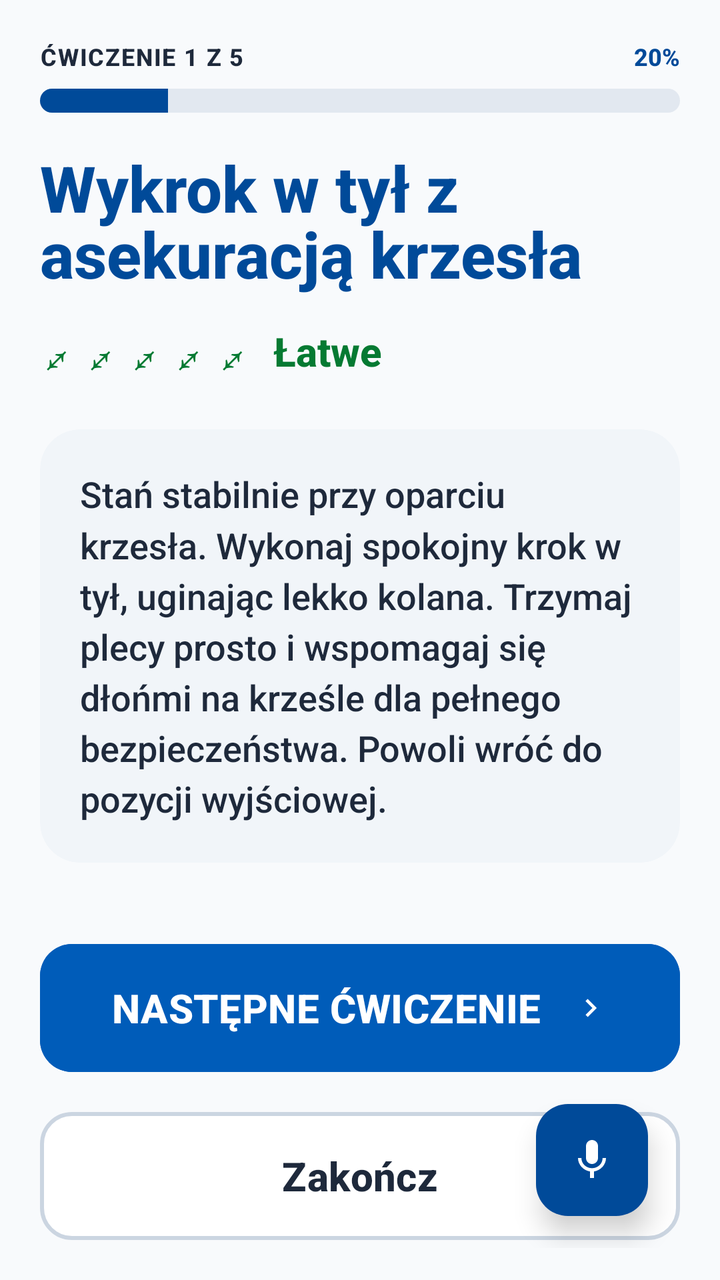
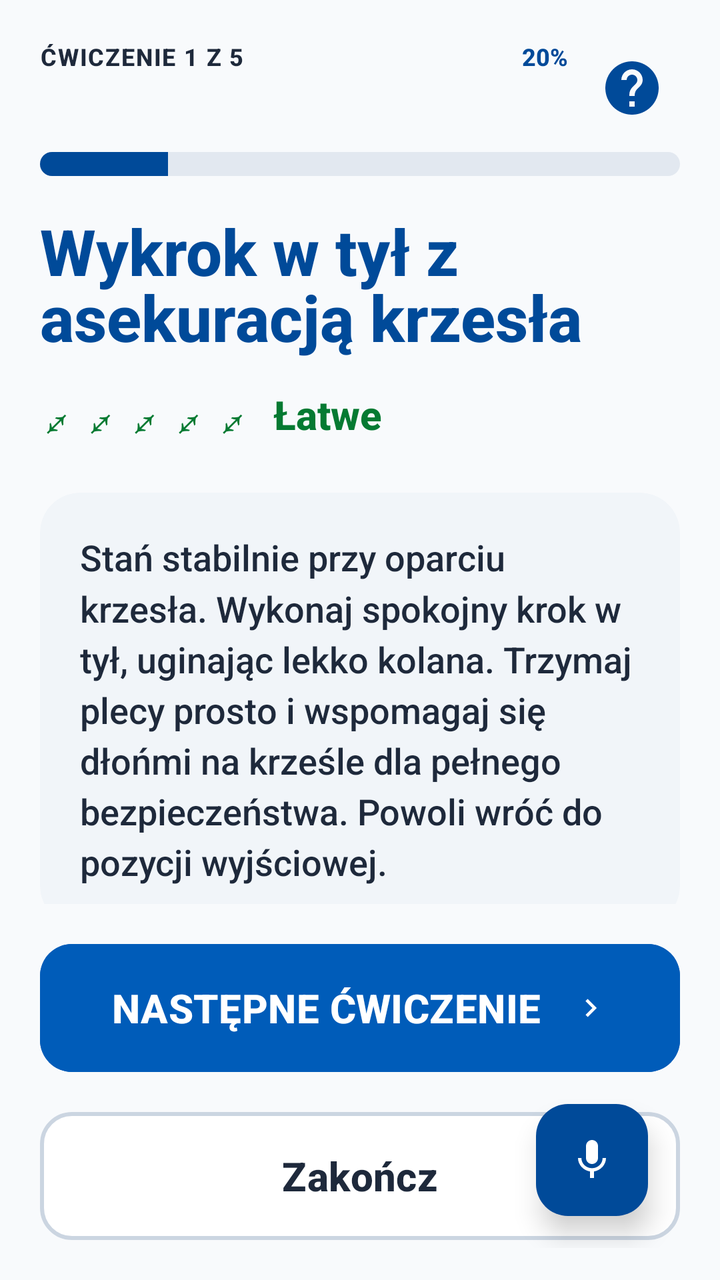

Compare the two renders of this Android layout. The source of the first and the diff that turns it into the second are given below.
<!-- AndroidManifest.xml: application theme Theme.Fitnessapp -->
<!-- res/layout/activity_single_exercise.xml -->
<?xml version="1.0" encoding="utf-8"?>
<androidx.constraintlayout.widget.ConstraintLayout xmlns:android="http://schemas.android.com/apk/res/android"
    xmlns:app="http://schemas.android.com/apk/res-auto"
    android:layout_width="match_parent"
    android:layout_height="match_parent"
    android:background="#F8FAFC"
    android:paddingHorizontal="20dp"
    android:paddingTop="20dp"
    android:paddingBottom="16dp">

    
    <LinearLayout
        android:id="@+id/header_progress"
        android:layout_width="match_parent"
        android:layout_height="wrap_content"
        android:orientation="vertical"
        app:layout_constraintTop_toTopOf="parent">

        <RelativeLayout
            android:layout_width="match_parent"
            android:layout_height="wrap_content">

            <TextView
                android:id="@+id/tv_progress"
                android:layout_width="wrap_content"
                android:layout_height="wrap_content"
                android:text="ĆWICZENIE 1 Z 5"
                android:textColor="#1E293B"
                android:textSize="12sp"
                android:textStyle="bold"
                android:letterSpacing="0.05" />

            <TextView
                android:id="@+id/tv_percentage"
                android:layout_width="wrap_content"
                android:layout_height="wrap_content"
                android:layout_alignParentEnd="true"
                android:text="20%"
                android:textColor="#004A99"
                android:textSize="12sp"
                android:textStyle="bold" />
        </RelativeLayout>

        <ProgressBar
            android:id="@+id/progress_exercise"
            style="?android:attr/progressBarStyleHorizontal"
            android:layout_width="match_parent"
            android:layout_height="12dp"
            android:layout_marginTop="8dp"
            android:max="100"
            android:progress="20"
            android:progressDrawable="@drawable/progress_bar_custom" />
    </LinearLayout>

    <ScrollView
        android:layout_width="match_parent"
        android:layout_height="0dp"
        android:layout_marginTop="16dp"
        android:layout_marginBottom="16dp"
        android:fillViewport="true"
        android:scrollbars="none"
        app:layout_constraintBottom_toTopOf="@id/btn_next"
        app:layout_constraintTop_toBottomOf="@id/header_progress">

        <LinearLayout
            android:layout_width="match_parent"
            android:layout_height="wrap_content"
            android:orientation="vertical">

            <TextView
                android:id="@+id/tv_exercise_name"
                android:layout_width="match_parent"
                android:layout_height="wrap_content"
                android:text="Wykrok w tył z asekuracją krzesła"
                android:textColor="#004A99"
                android:textSize="32sp"
                android:textStyle="bold"
                android:lineSpacingMultiplier="0.9" />

            <LinearLayout
                android:layout_width="match_parent"
                android:layout_height="wrap_content"
                android:layout_marginTop="12dp"
                android:gravity="center_vertical"
                android:orientation="horizontal">

                <TextView
                    android:id="@+id/tv_difficulty_icons"
                    android:layout_width="wrap_content"
                    android:layout_height="wrap_content"
                    android:text="⤢ ⤢ ⤢ ⤢ ⤢"
                    android:textColor="#057A32"
                    android:textSize="22sp" />

                <TextView
                    android:id="@+id/tv_difficulty_text"
                    android:layout_width="wrap_content"
                    android:layout_height="wrap_content"
                    android:layout_marginStart="12dp"
                    android:text="Łatwe"
                    android:textColor="#057A32"
                    android:textSize="20sp"
                    android:textStyle="bold" />
            </LinearLayout>

            <androidx.cardview.widget.CardView
                android:layout_width="match_parent"
                android:layout_height="wrap_content"
                android:layout_marginTop="24dp"
                app:cardBackgroundColor="#F1F5F9"
                app:cardCornerRadius="20dp"
                app:cardElevation="0dp">

                <TextView
                    android:id="@+id/tv_description"
                    android:layout_width="match_parent"
                    android:layout_height="wrap_content"
                    android:padding="20dp"
                    android:text="Stań stabilnie przy oparciu krzesła. Wykonaj spokojny krok w tył, uginając lekko kolana. Trzymaj plecy prosto i wspomagaj się dłońmi na krześle dla pełnego bezpieczeństwa. Powoli wróć do pozycji wyjściowej."
                    android:textColor="#1E293B"
                    android:textSize="18sp"
                    android:lineSpacingMultiplier="1.2" />
            </androidx.cardview.widget.CardView>

            
            <androidx.cardview.widget.CardView
                android:id="@+id/video_mockup_container"
                android:layout_width="match_parent"
                android:layout_height="400dp"
                android:layout_marginTop="24dp"
                app:cardCornerRadius="24dp"
                app:cardElevation="4dp"
                app:cardBackgroundColor="#000000">

                <RelativeLayout
                    android:layout_width="match_parent"
                    android:layout_height="match_parent">

                    
                    <ImageView
                        android:layout_width="match_parent"
                        android:layout_height="match_parent"
                        android:scaleType="centerCrop"
                        android:src="@drawable/bg_card_onboarding"
                        android:alpha="0.6"/>

                    <ImageView
                        android:layout_width="80dp"
                        android:layout_height="80dp"
                        android:layout_centerInParent="true"
                        android:src="@android:drawable/ic_media_play"
                        android:contentDescription="Odtwórz"
                        app:tint="#FFFFFF" />

                    <TextView
                        android:layout_width="wrap_content"
                        android:layout_height="wrap_content"
                        android:layout_alignParentBottom="true"
                        android:layout_alignParentStart="true"
                        android:layout_margin="20dp"
                        android:text="Odtwórz instruktaż wideo"
                        android:textColor="#FFFFFF"
                        android:textSize="16sp"
                        android:textStyle="bold"
                        android:background="@drawable/bg_indicator_inactive"
                        android:paddingHorizontal="12dp"
                        android:paddingVertical="4dp"
                        android:alpha="0.8"/>

                    <TextView
                        android:layout_width="wrap_content"
                        android:layout_height="wrap_content"
                        android:layout_alignParentBottom="true"
                        android:layout_alignParentEnd="true"
                        android:layout_margin="20dp"
                        android:text="0:45"
                        android:textColor="#FFFFFF"
                        android:textSize="16sp"
                        android:textStyle="bold" />
                </RelativeLayout>
            </androidx.cardview.widget.CardView>

            <TextView
                android:id="@+id/tv_contraindications_label"
                android:layout_width="wrap_content"
                android:layout_height="wrap_content"
                android:layout_marginTop="24dp"
                android:text="PRZECIWWSKAZANIA"
                android:textColor="#EF4444"
                android:textSize="14sp"
                android:textStyle="bold"
                android:visibility="gone" />

            <TextView
                android:id="@+id/tv_contraindications"
                android:layout_width="match_parent"
                android:layout_height="wrap_content"
                android:layout_marginTop="8dp"
                android:layout_marginBottom="16dp"
                android:textColor="#EF4444"
                android:textSize="16sp"
                android:visibility="gone" />

        </LinearLayout>
    </ScrollView>

    <Button
        android:id="@+id/btn_next"
        android:layout_width="match_parent"
        android:layout_height="72dp"
        android:layout_marginBottom="12dp"
        android:backgroundTint="#005CB9"
        android:text="NASTĘPNE ĆWICZENIE"
        android:textAllCaps="true"
        android:textColor="@color/white"
        android:textSize="20sp"
        android:textStyle="bold"
        app:icon="@drawable/ic_chevron_right"
        app:iconGravity="textEnd"
        app:iconPadding="16dp"
        app:iconTint="@color/white"
        app:cornerRadius="16dp"
        app:layout_constraintBottom_toTopOf="@id/btn_finish" />

    <Button
        android:id="@+id/btn_finish"
        android:layout_width="match_parent"
        android:layout_height="72dp"
        android:backgroundTint="#FFFFFF"
        android:text="Zakończ"
        android:textAllCaps="false"
        android:textColor="#1E293B"
        android:textSize="20sp"
        android:textStyle="bold"
        app:strokeColor="#CBD5E1"
        app:strokeWidth="2dp"
        app:cornerRadius="16dp"
        app:layout_constraintBottom_toBottomOf="parent" />

    <com.google.android.material.floatingactionbutton.FloatingActionButton
        android:id="@+id/fab_mic"
        android:layout_width="wrap_content"
        android:layout_height="wrap_content"
        android:layout_margin="16dp"
        android:layout_marginBottom="220dp"
        android:contentDescription="Nagrywanie głosu"
        android:src="@drawable/ic_mic"
        app:backgroundTint="#004A99"
        app:tint="#FFFFFF"
        app:fabSize="normal"
        app:elevation="8dp"
        app:layout_constraintBottom_toBottomOf="parent"
        app:layout_constraintEnd_toEndOf="parent" />

</androidx.constraintlayout.widget.ConstraintLayout>
<!-- resources referenced by this layout -->
<resources>
  <color name="white">#FFFFFFFF</color>
  <!-- drawable bg_card_onboarding (drawable) -->
  <?xml version="1.0" encoding="utf-8"?>
  <shape xmlns:android="http://schemas.android.com/apk/res/android">
      <solid android:color="@color/white" />
      <corners android:radius="16dp" />
  </shape>
  <!-- drawable bg_indicator_inactive (drawable) -->
  <?xml version="1.0" encoding="utf-8"?>
  <shape xmlns:android="http://schemas.android.com/apk/res/android"
      android:shape="rectangle">
      <solid android:color="#E5E7EB" />
      <corners android:radius="4dp" />
  </shape>
  <!-- drawable ic_chevron_right (drawable) -->
  <?xml version="1.0" encoding="utf-8"?>
  <vector xmlns:android="http://schemas.android.com/apk/res/android"
      android:width="24dp"
      android:height="24dp"
      android:viewportWidth="24"
      android:viewportHeight="24">
      <path
          android:fillColor="@color/white"
          android:pathData="M8.59,16.59L13.17,12L8.59,7.41L10,6l6,6l-6,6L8.59,16.59z" />
  </vector>
  <!-- drawable ic_mic (drawable) -->
  <vector xmlns:android="http://schemas.android.com/apk/res/android"
      android:width="24dp"
      android:height="24dp"
      android:viewportWidth="24"
      android:viewportHeight="24">
      <path
          android:fillColor="#1A5DFF"
          android:pathData="M12,14c1.66,0 3,-1.34 3,-3V5c0,-1.66 -1.34,-3 -3,-3S9,3.34 9,5v6C9,12.66 10.34,14 12,14zM17.3,11c0,3 -2.54,5.1 -5.3,5.1S6.7,14 6.7,11H5c0,3.41 2.72,6.23 6,6.72V21h2v-3.28c3.28,-0.49 6,-3.31 6,-6.72H17.3z"/>
  </vector>
  <!-- drawable progress_bar_custom (drawable) -->
  <?xml version="1.0" encoding="utf-8"?>
  <layer-list xmlns:android="http://schemas.android.com/apk/res/android">
      <item android:id="@android:id/background">
          <shape>
              <corners android:radius="8dp" />
              <solid android:color="#E2E8F0" />
          </shape>
      </item>
      <item android:id="@android:id/progress">
          <clip>
              <shape>
                  <corners android:radius="8dp" />
                  <solid android:color="#004A99" />
              </shape>
          </clip>
      </item>
  </layer-list>
  <style name="Theme.Fitnessapp" parent="Base.Theme.Fitnessapp" />
  <style name="Base.Theme.Fitnessapp" parent="Theme.Material3.Light.NoActionBar">
          
          <item name="android:fontFamily">sans-serif-medium</item>
          <item name="android:textAllCaps">false</item>
          <item name="android:textColor">#0F172A</item>
          <item name="android:windowBackground">#F8FAFC</item>
      </style>
</resources>

<!-- the commit's change to res/layout/activity_single_exercise.xml (unified diff, before → after) -->
@@ -16,30 +16,42 @@
         android:orientation="vertical"
         app:layout_constraintTop_toTopOf="parent">
 
-        <RelativeLayout
-            android:layout_width="match_parent"
-            android:layout_height="wrap_content">
-
-            <TextView
-                android:id="@+id/tv_progress"
-                android:layout_width="wrap_content"
-                android:layout_height="wrap_content"
-                android:text="ĆWICZENIE 1 Z 5"
-                android:textColor="#1E293B"
-                android:textSize="12sp"
-                android:textStyle="bold"
-                android:letterSpacing="0.05" />
-
-            <TextView
-                android:id="@+id/tv_percentage"
-                android:layout_width="wrap_content"
-                android:layout_height="wrap_content"
-                android:layout_alignParentEnd="true"
-                android:text="20%"
-                android:textColor="#004A99"
-                android:textSize="12sp"
-                android:textStyle="bold" />
-        </RelativeLayout>
+<RelativeLayout
+        android:layout_width="match_parent"
+        android:layout_height="wrap_content">
+
+        <TextView
+            android:id="@+id/tv_progress"
+            android:layout_width="wrap_content"
+            android:layout_height="wrap_content"
+            android:text="ĆWICZENIE 1 Z 5"
+            android:textColor="#1E293B"
+            android:textSize="12sp"
+            android:textStyle="bold"
+            android:letterSpacing="0.05" />
+
+        <ImageButton
+            android:id="@+id/btn_help"
+            android:layout_width="48dp"
+            android:layout_height="48dp"
+            android:layout_alignParentEnd="true"
+            android:background="?android:attr/selectableItemBackgroundBorderless"
+            android:src="@drawable/ic_help"
+            android:scaleType="fitCenter"
+            android:padding="8dp"
+            android:contentDescription="Pomoc głosowa" />
+
+        <TextView
+            android:id="@+id/tv_percentage"
+            android:layout_width="wrap_content"
+            android:layout_height="wrap_content"
+            android:layout_toStartOf="@id/btn_help"
+            android:layout_marginEnd="8dp"
+            android:text="20%"
+            android:textColor="#004A99"
+            android:textSize="12sp"
+            android:textStyle="bold" />
+    </RelativeLayout>
 
         <ProgressBar
             android:id="@+id/progress_exercise"
<!-- resource entries referenced after the edit -->
@@ -24,6 +24,16 @@
       <path
           android:fillColor="@color/white"
           android:pathData="M8.59,16.59L13.17,12L8.59,7.41L10,6l6,6l-6,6L8.59,16.59z" />
+  </vector>
+  <!-- drawable ic_help (drawable) -->
+  <vector xmlns:android="http://schemas.android.com/apk/res/android"
+      android:width="48dp"
+      android:height="48dp"
+      android:viewportWidth="24"
+      android:viewportHeight="24">
+      <path
+          android:fillColor="#004A99"
+          android:pathData="M12,2C6.48,2 2,6.48 2,12s4.48,10 10,10 10,-4.48 10,-10S17.52,2 12,2zM13,19h-2v-2h2v2zM15.07,11.25l-0.9,0.92C13.45,12.9 13,13.5 13,15h-2v-0.5c0,-1.1 0.45,-2.1 1.17,-2.83l1.24,-1.26c0.37,-0.36 0.59,-0.86 0.59,-1.41 0,-1.1 -0.9,-2 -2,-2s-2,0.9 -2,2L8,9c0,-2.21 1.79,-4 4,-4s4,1.79 4,4c0,0.88 -0.36,1.68 -0.93,2.25z"/>
   </vector>
   <!-- drawable ic_mic (drawable) -->
   <vector xmlns:android="http://schemas.android.com/apk/res/android"
